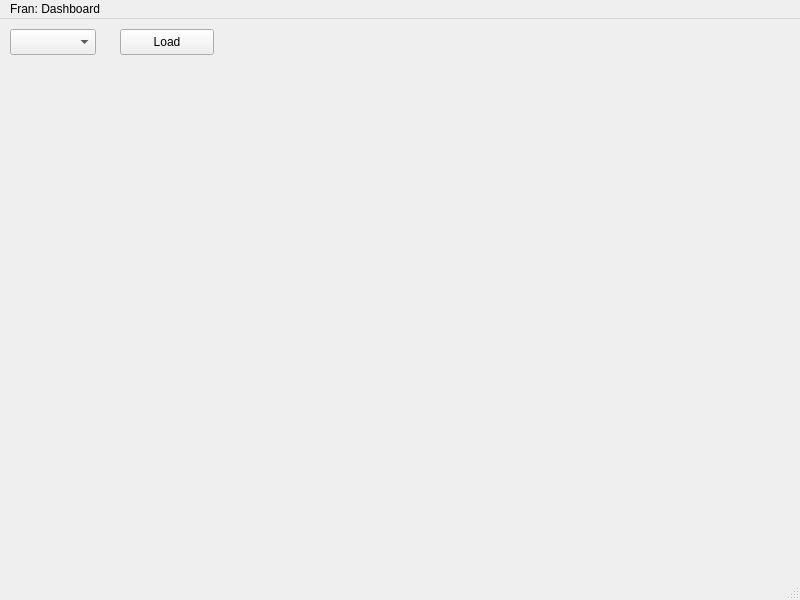
This is fran/cpp/dashboard/src/mainwindow.ui in drusmanbashir/fran as Qt 5 draws it before an edit. The edited form follows.
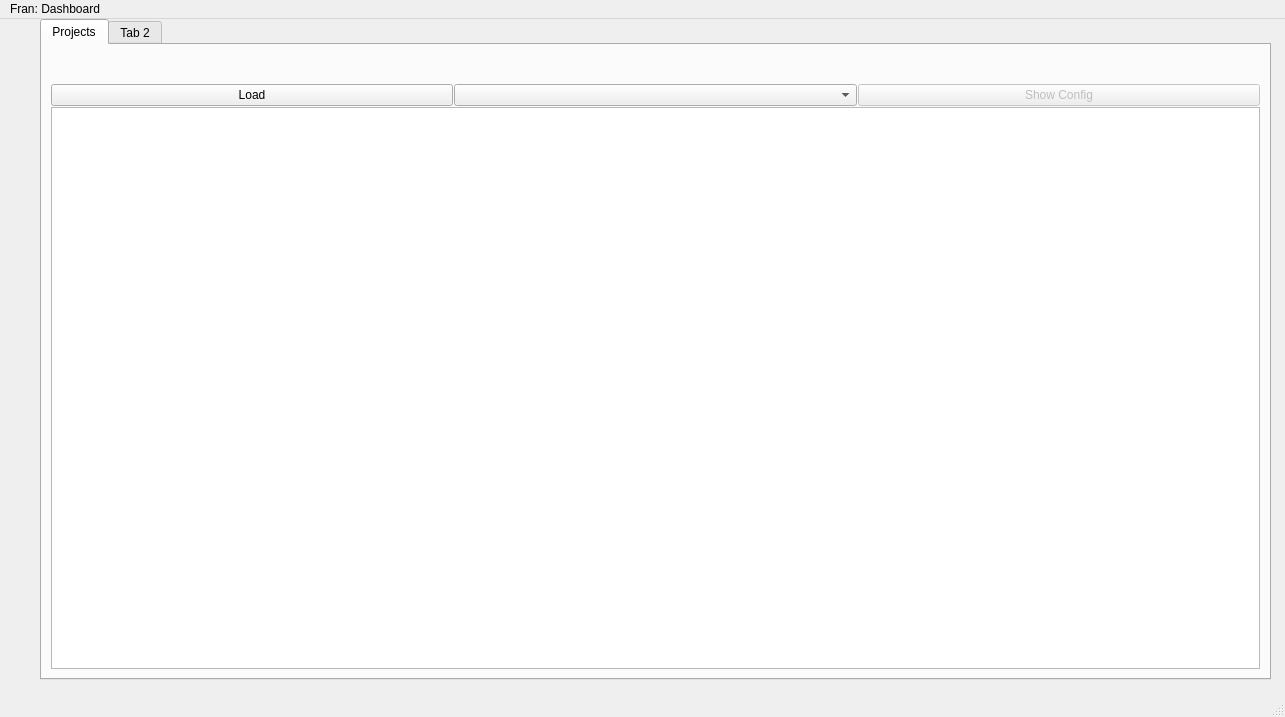
This is the edited form.

```diff
--- a/fran/cpp/dashboard/src/mainwindow.ui
+++ b/fran/cpp/dashboard/src/mainwindow.ui
@@ -6,36 +6,78 @@
    <rect>
     <x>0</x>
     <y>0</y>
-    <width>800</width>
-    <height>600</height>
+    <width>1285</width>
+    <height>717</height>
    </rect>
   </property>
   <property name="windowTitle">
    <string>MainWindow</string>
   </property>
   <widget class="QWidget" name="centralwidget">
-   <widget class="QComboBox" name="projectsMenu">
+   <widget class="QTabWidget" name="tabWidget">
     <property name="geometry">
      <rect>
-      <x>10</x>
-      <y>10</y>
-      <width>86</width>
-      <height>26</height>
+      <x>40</x>
+      <y>0</y>
+      <width>1231</width>
+      <height>661</height>
      </rect>
     </property>
-   </widget>
-   <widget class="QPushButton" name="loadProjectBtn">
-    <property name="geometry">
-     <rect>
-      <x>120</x>
-      <y>10</y>
-      <width>94</width>
-      <height>26</height>
-     </rect>
+    <property name="currentIndex">
+     <number>0</number>
     </property>
-    <property name="text">
-     <string>Load</string>
-    </property>
+    <widget class="QWidget" name="tab1">
+     <attribute name="title">
+      <string>Projects</string>
+     </attribute>
+     <layout class="QVBoxLayout" name="verticalLayout_2">
+      <item>
+       <layout class="QVBoxLayout" name="verticalLayout" stretch="0,1">
+        <property name="spacing">
+         <number>1</number>
+        </property>
+        <property name="sizeConstraint">
+         <enum>QLayout::SizeConstraint::SetNoConstraint</enum>
+        </property>
+        <item>
+         <layout class="QHBoxLayout" name="horizontalLayout">
+          <property name="topMargin">
+           <number>30</number>
+          </property>
+          <item>
+           <widget class="QPushButton" name="loadProjectBtn">
+            <property name="text">
+             <string>Load</string>
+            </property>
+           </widget>
+          </item>
+          <item>
+           <widget class="QComboBox" name="projectsMenu"/>
+          </item>
+          <item>
+           <widget class="QPushButton" name="showPropsBtn">
+            <property name="enabled">
+             <bool>false</bool>
+            </property>
+            <property name="text">
+             <string>Show Config</string>
+            </property>
+           </widget>
+          </item>
+         </layout>
+        </item>
+        <item>
+         <widget class="QTableView" name="tableView"/>
+        </item>
+       </layout>
+      </item>
+     </layout>
+    </widget>
+    <widget class="QWidget" name="tab_2">
+     <attribute name="title">
+      <string>Tab 2</string>
+     </attribute>
+    </widget>
    </widget>
   </widget>
   <widget class="QMenuBar" name="menubar">
@@ -43,7 +85,7 @@
     <rect>
      <x>0</x>
      <y>0</y>
-     <width>800</width>
+     <width>1285</width>
      <height>23</height>
     </rect>
    </property>
```
